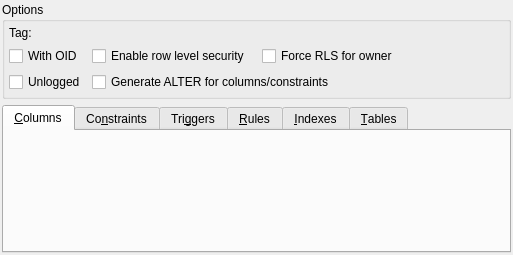
pgmodeler/pgmodeler, file libpgmodeler_ui/ui/tablewidget.ui: the form before one commit.
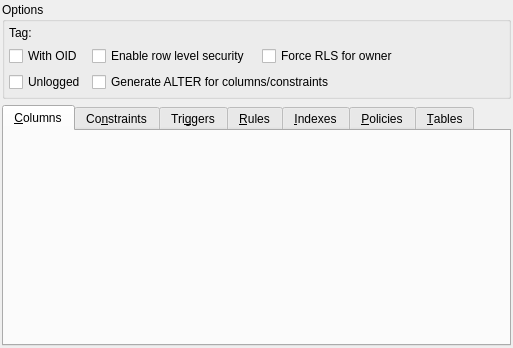
The form after the commit.

Patch:
```diff
--- a/libpgmodeler_ui/ui/tablewidget.ui
+++ b/libpgmodeler_ui/ui/tablewidget.ui
@@ -7,7 +7,7 @@
     <x>0</x>
     <y>0</y>
     <width>513</width>
-    <height>255</height>
+    <height>348</height>
    </rect>
   </property>
   <property name="sizePolicy">
@@ -167,6 +167,11 @@
        <string>&amp;Indexes</string>
       </attribute>
      </widget>
+     <widget class="QWidget" name="tab_7">
+      <attribute name="title">
+       <string>&amp;Policies</string>
+      </attribute>
+     </widget>
      <widget class="QWidget" name="tab_2">
       <attribute name="title">
        <string>&amp;Tables</string>
```
